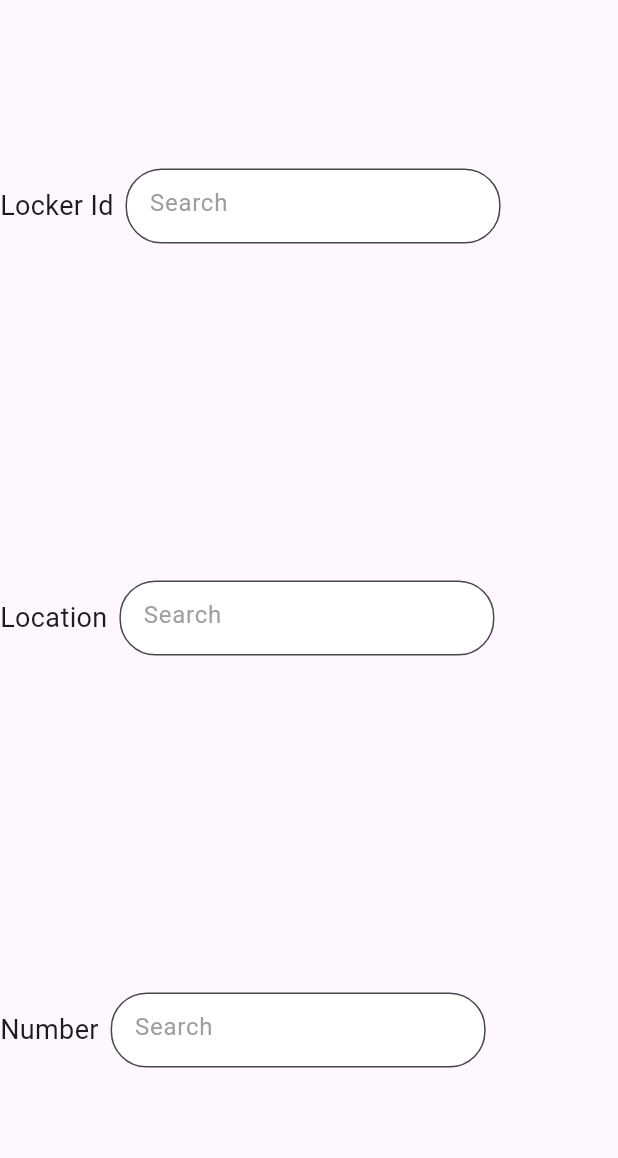
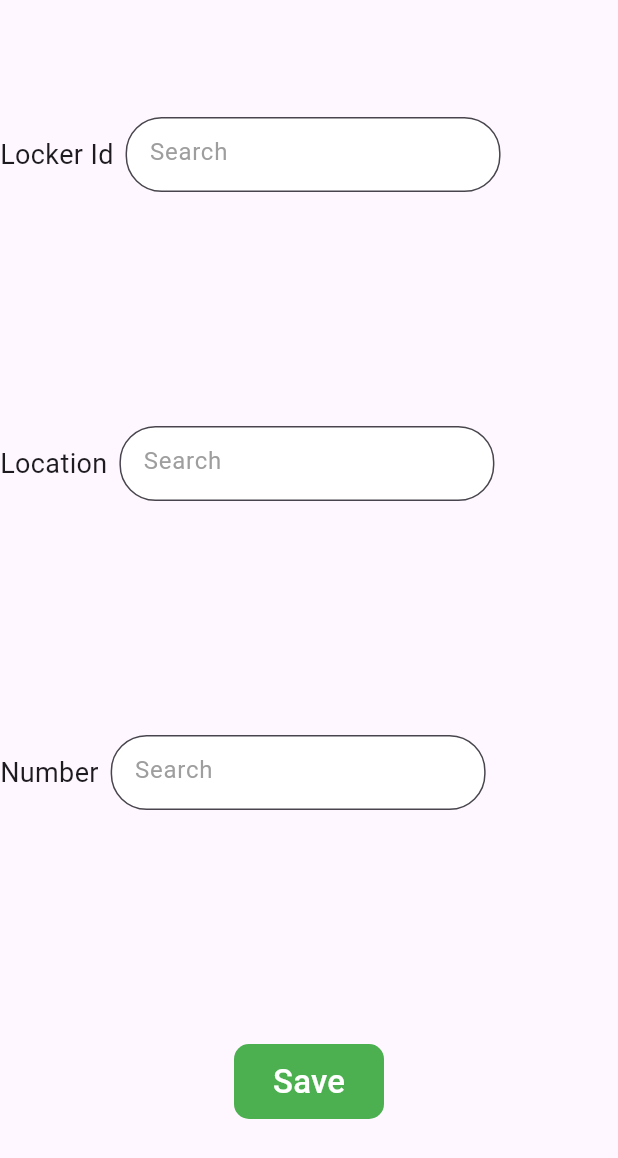
Before and after one commit to MOHAMD-ASHRAF/website_task, a Flutter app: the GetDataFromUser widget shown alone on an empty page, opened directly, on a phone screen of 412 x 824 dp. Shown: the top 1158 px of the screen. Run offline on Flutter 3.47's test engine with Material 2 defaults, Android fonts, the light colour scheme and no system bars; our stand-ins replace cloud_firestore, firebase_core; accounts and stored records are empty.

Commit message:
GetDataFromUser design and future

```diff
--- a/lib/business_logic/locker.dart
+++ b/lib/business_logic/locker.dart
@@ -7,7 +7,7 @@ class Locker extends ChangeNotifier {
 
   addLocker({required String lockerId,
       required String location,
-      required double numOfCells}) async {
+      required String numOfCells}) async {
     try {
       await users.add({
         'lockerId': lockerId,
--- a/lib/presentation/pages/web_page.dart
+++ b/lib/presentation/pages/web_page.dart
@@ -81,7 +81,7 @@ class WebBody extends StatelessWidget {
                           ),
                         ],
                       ),
-                      child:  const Row(
+                      child:   Row(
                         children: [
                           GetDataFromUser()
                         ],
--- /dev/null
+++ b/lib/presentation/widgets/default_button.dart
@@ -0,0 +1,24 @@
+
+
+import 'package:flutter/material.dart';
+
+
+class DefaultMaterialButton extends StatelessWidget {
+  final Function()? onPressed;
+  final String text;
+  final double width ;
+  const DefaultMaterialButton({Key? key, required this.text, this.onPressed,this.width = double.infinity}) : super(key: key);
+  @override
+  Widget build(BuildContext context) {
+    return Container(
+      height: 50,
+      width: width,
+      decoration: BoxDecoration(
+          color: Colors.green, borderRadius: BorderRadius.circular(10)),
+      child: MaterialButton(
+        onPressed: onPressed,
+        child: Text(text,style: const TextStyle(color: Colors.white, fontSize: 22),),
+      ),
+    );
+  }
+}
--- a/lib/presentation/widgets/get_data_from_user.dart
+++ b/lib/presentation/widgets/get_data_from_user.dart
@@ -1,40 +1,60 @@
 
 
 import 'package:flutter/material.dart';
+import 'package:provider/provider.dart';
+import 'package:website_task/business_logic/locker.dart';
+import 'package:website_task/presentation/widgets/default_button.dart';
 import 'package:website_task/presentation/widgets/default_text_form_feild.dart';
 
 class GetDataFromUser extends StatelessWidget {
-  const GetDataFromUser({
+   GetDataFromUser({
     super.key,
   });
 
+
+  final GlobalKey<FormState> _formKey = GlobalKey<FormState>();
+  TextEditingController lockerController = TextEditingController();
+  TextEditingController locationController = TextEditingController();
+  TextEditingController numberController = TextEditingController();
   @override
   Widget build(BuildContext context) {
-    return Column(
+    final locker = Provider.of<Locker>(context);
+    return Form(
+      key: _formKey,
+      child: Column(
         mainAxisAlignment: MainAxisAlignment.spaceAround,
         children: [
           Row(
             children: [
               const Text('Locker Id',style: TextStyle(fontSize: 18),),
               const SizedBox(width: 8,),
-            DefaultTextFormFeild(height: 50,),
+              DefaultTextFormFeild(height: 50,controller: lockerController),
             ],
           ),
           Row(
             children: [
               const Text('Location',style: TextStyle(fontSize: 18),),
               const SizedBox(width: 8,),
-            DefaultTextFormFeild(height: 50,),
+              DefaultTextFormFeild(height: 50,controller: locationController,),
             ],
           ),
           Row(
             children: [
               const Text('Number',style: TextStyle(fontSize: 18),),
               const SizedBox(width: 8,),
-            DefaultTextFormFeild(height: 50,),
+              DefaultTextFormFeild(height: 50, controller: numberController,),
             ],
-        )
+          ),
+
+          DefaultMaterialButton(
+            width: 100,
+            onPressed: () {
+              locker.addLocker(
+                  lockerId: lockerController.text, location: locationController.text, numOfCells: numberController.text);
+            },
+            text: 'Save',)
         ],
+      ),
     );
   }
 }
```
Lines whose indentation alone changed are shown as unchanged.
